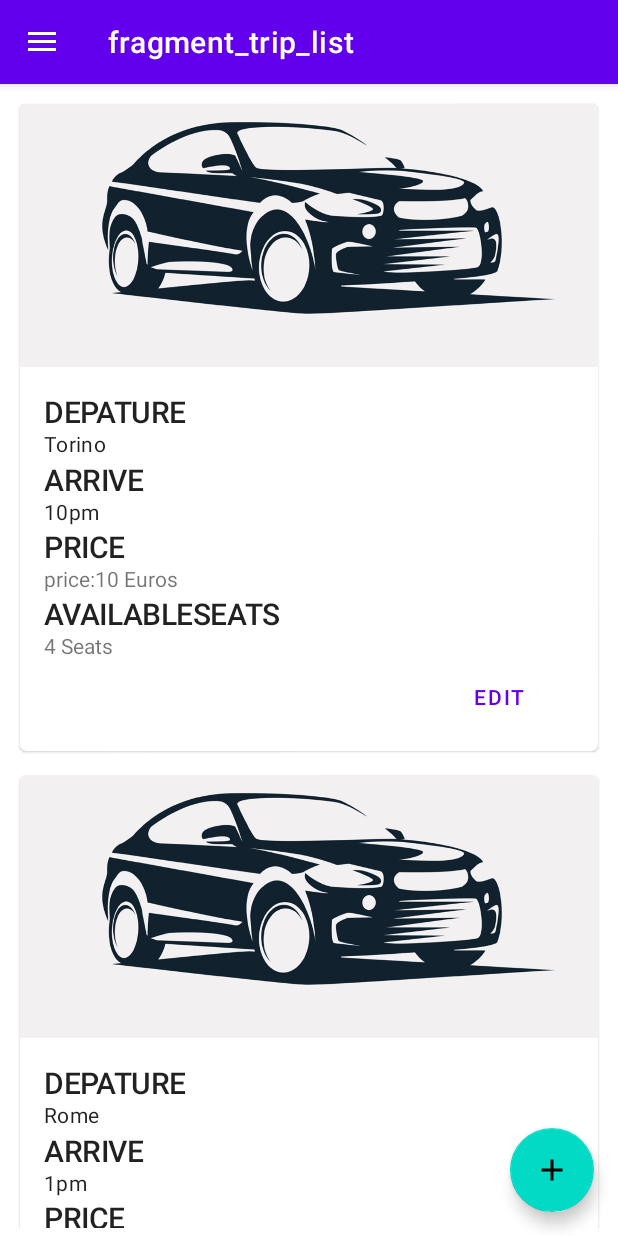
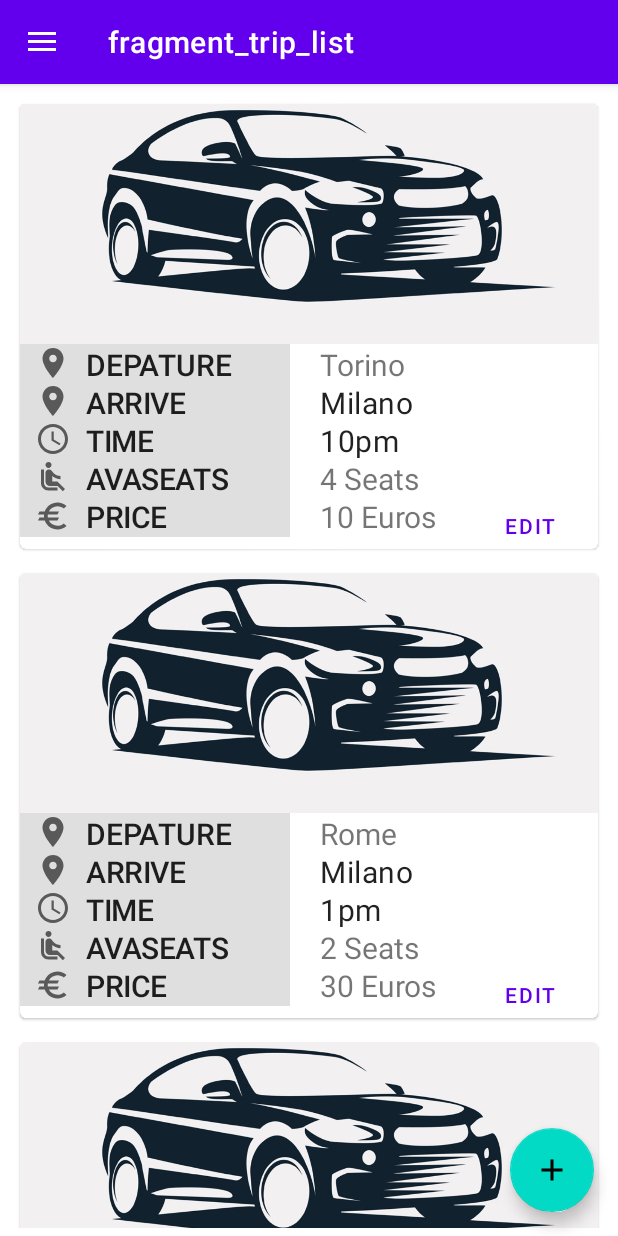
Before and after one commit to JuanPabloLoCoco/car-pooling, an Android app: the screen it shows after launch (MainActivity), in the side drawer, after a tap on "Trip List", on a phone screen of 412 x 824 dp. Run offline under Robolectric (Android 15) with nearby library versions, the phone set to English and light mode, and no system bars; our stand-ins replace navigation-ui.

Commit message:
add land for item

```diff
--- a/app/src/main/java/it/polito/mad/car_pooling/TripListFragment.kt
+++ b/app/src/main/java/it/polito/mad/car_pooling/TripListFragment.kt
@@ -48,20 +48,23 @@ class TripListFragment : Fragment() {
         reciclerView.layoutManager = LinearLayoutManager(requireContext())
 
         val trip1 = Trip(1)
-        trip1.price = "price:10 Euros"
+        trip1.price = "10 Euros"
         trip1.depAriLocation = "Torino"
+        trip1.arrLocation="Milano"
         trip1.depDateTime = "10pm"
         trip1.avaSeat = "4 Seats"
 
         val trip2 = Trip(2)
         trip2.price = "80 Euros"
         trip2.depAriLocation = "Milano"
+        trip2.arrLocation="Milano"
         trip2.depDateTime = "9pm"
         trip2.avaSeat = "5 Seats"
 
         val trip3 = Trip(3)
         trip3.price = "30 Euros"
         trip3.depAriLocation = "Rome"
+        trip3.arrLocation="Milano"
         trip3.depDateTime = "1pm"
         trip3.avaSeat = "2 Seats"
 
@@ -85,6 +88,7 @@ class TripListFragment : Fragment() {
 class TripCardAdapter (val tripList: List<Trip>, val context: Context): RecyclerView.Adapter<TripCardAdapter.TripCardViewHolder>() {
     class TripCardViewHolder(v: View): RecyclerView.ViewHolder (v) {
         val departureLocationView = v.findViewById<TextView>(R.id.depatureview)
+        val arriveLocationView = v.findViewById<TextView>(R.id.arriveview)
         val departureTimeView = v.findViewById<TextView>(R.id.timeview)
         val priceView = v.findViewById<TextView>(R.id.priceview)
         val availableSeatsView = v.findViewById<TextView>(R.id.tripAvailableSeatsField)
@@ -114,6 +118,7 @@ class TripCardAdapter (val tripList: List<Trip>, val context: Context): Recycler
         val selectedTrip: Trip = tripList[position]
 
         holder.departureLocationView.text = selectedTrip.depAriLocation
+        holder.arriveLocationView.text= selectedTrip.arrLocation
         holder.departureTimeView.text = selectedTrip.depDateTime
         holder.priceView.text = selectedTrip.price
         holder.availableSeatsView.text = selectedTrip.avaSeat
--- a/app/src/main/java/it/polito/mad/car_pooling/models/Trip.kt
+++ b/app/src/main/java/it/polito/mad/car_pooling/models/Trip.kt
@@ -8,6 +8,7 @@ data class Trip (var id: Int) {
     }
 
 
+    var arrLocation: String=""
     var depAriLocation: String = ""
     var depDateTime: String = ""
     var estDuration: String = ""
--- /dev/null
+++ b/app/src/main/res/layout-land/item_layout.xml
@@ -0,0 +1,181 @@
+<?xml version="1.0" encoding="utf-8"?>
+<com.google.android.material.card.MaterialCardView
+    style="style/widg"
+    xmlns:android="http://schemas.android.com/apk/res/android"
+    xmlns:app="http://schemas.android.com/apk/res-auto"
+    xmlns:tools="http://schemas.android.com/tools"
+    android:id="@+id/tripCard"
+    android:clickable="true"
+    android:focusable="true"
+    android:layout_width="670dp"
+    android:layout_height="wrap_content"
+
+    android:layout_margin="8dp">
+    <LinearLayout
+        android:layout_width="match_parent"
+        android:layout_height="match_parent"
+        android:orientation="horizontal">
+    <ImageView
+            android:id="@+id/imageview"
+            android:layout_width="210dp"
+
+           android:layout_marginHorizontal="16dp"
+            android:layout_height="140dp"
+            app:srcCompat="@drawable/car_default"
+            />
+    <LinearLayout
+        android:layout_width="match_parent"
+        android:layout_height="match_parent"
+        android:orientation="vertical"
+
+       >
+        <LinearLayout
+            android:layout_width="match_parent"
+            android:layout_height="25dp"
+            android:orientation="horizontal">
+         <TextView
+            android:id="@+id/list_title"
+            style="@style/TextAppearance.AppCompat.Title"
+            android:layout_width="160dp"
+            android:layout_height="25dp"
+            android:background="#20000000"
+            android:paddingLeft="10dp"
+            android:text="DEPATURE"
+             android:gravity="center_vertical"
+            android:drawableLeft="@drawable/ic_baseline_location_on_24"
+            />
+        <TextView
+            android:id="@+id/depatureview"
+            android:layout_width="150dp"
+            android:layout_height="25dp"
+            android:paddingLeft="10dp"
+            android:layout_marginLeft="10dp"
+            android:drawablePadding="10dp"
+            android:textSize="20sp"
+            android:text="Departure&amp;arrival"
+            />
+        </LinearLayout>
+        <LinearLayout
+            android:layout_width="match_parent"
+            android:layout_height="25dp"
+            android:orientation="horizontal">
+            <TextView
+                android:id="@+id/list_title1"
+                style="@style/TextAppearance.AppCompat.Title"
+                android:layout_width="160dp"
+                android:layout_height="25dp"
+                android:background="#20000000"
+                android:paddingLeft="10dp"
+                android:text="ARRIVE"
+                android:gravity="center_vertical"
+                android:drawableLeft="@drawable/ic_baseline_location_on_24"
+                />
+            <TextView
+                android:id="@+id/arriveview"
+                android:layout_width="150dp"
+                android:layout_height="25dp"
+                android:paddingLeft="10dp"
+                android:layout_marginLeft="10dp"
+                android:drawablePadding="10dp"
+                android:textSize="20sp"
+                android:text="Departure&amp;arrival"
+                />
+        </LinearLayout>
+        <LinearLayout
+            android:layout_width="match_parent"
+            android:layout_height="25dp"
+            android:orientation="horizontal">
+            <TextView
+                android:id="@+id/list_title2"
+                style="@style/TextAppearance.AppCompat.Title"
+                android:layout_width="160dp"
+                android:layout_height="25dp"
+                android:background="#20000000"
+                android:paddingLeft="10dp"
+                android:text="TIME"
+                android:gravity="center_vertical"
+                android:drawableLeft="@drawable/ic_baseline_location_on_24"
+                />
+            <TextView
+                android:id="@+id/timeview"
+                android:layout_width="150dp"
+                android:layout_height="25dp"
+                android:paddingLeft="10dp"
+                android:layout_marginLeft="10dp"
+                android:drawablePadding="10dp"
+                android:textSize="20sp"
+                android:text="Departure&amp;arrival"
+                />
+        </LinearLayout>
+        <LinearLayout
+            android:layout_width="match_parent"
+            android:layout_height="25dp"
+            android:orientation="horizontal">
+            <TextView
+                android:id="@+id/list_title3"
+                style="@style/TextAppearance.AppCompat.Title"
+                android:layout_width="160dp"
+                android:layout_height="25dp"
+                android:background="#20000000"
+                android:paddingLeft="10dp"
+                android:text="AVASEATS"
+                android:gravity="center_vertical"
+                android:drawableLeft="@drawable/ic_baseline_location_on_24"
+                />
+            <TextView
+                android:id="@+id/tripAvailableSeatsField"
+                android:layout_width="150dp"
+                android:layout_height="25dp"
+                android:paddingLeft="10dp"
+                android:layout_marginLeft="10dp"
+                android:drawablePadding="10dp"
+                android:textSize="20sp"
+                android:text="Departure&amp;arrival"
+                />
+        </LinearLayout>
+        <LinearLayout
+            android:layout_width="match_parent"
+            android:layout_height="40dp"
+            android:orientation="horizontal">
+            <TextView
+                android:id="@+id/list_title4"
+                style="@style/TextAppearance.AppCompat.Title"
+                android:layout_width="160dp"
+                android:layout_height="match_parent"
+                android:background="#20000000"
+                android:paddingLeft="10dp"
+                android:text="PRICE"
+                android:gravity="center_vertical"
+                android:drawableLeft="@drawable/ic_baseline_location_on_24"
+                />
+            <TextView
+                android:id="@+id/priceview"
+                android:layout_width="150dp"
+                android:layout_height="30dp"
+                android:paddingLeft="10dp"
+                android:layout_marginLeft="10dp"
+                android:drawablePadding="10dp"
+                android:textSize="20sp"
+                android:text="Departure&amp;arrival"
+                />
+
+            <com.google.android.material.button.MaterialButton
+                android:id="@+id/tripCardEditTripButton"
+                style="?attr/borderlessButtonStyle"
+                android:layout_width="100dp"
+                android:layout_height="wrap_content"
+                android:layout_gravity="right"
+
+                android:text="Edit" />
+        </LinearLayout>
+    </LinearLayout>
+
+
+
+
+    </LinearLayout>
+
+
+
+
+</com.google.android.material.card.MaterialCardView>
--- a/app/src/main/res/layout/fragment_trip_list.xml
+++ b/app/src/main/res/layout/fragment_trip_list.xml
@@ -13,11 +13,15 @@
         android:layout_width="match_parent"
         android:layout_height="match_parent"
         >
-        <TextView
-            android:id="@+id/empty_triplist"
-            android:layout_width="wrap_content"
-            android:layout_height="wrap_content"
-            android:text="empty_triplist" />
+
+    <TextView
+        android:id="@+id/empty_triplist"
+        android:layout_width="162dp"
+        android:layout_height="51dp"
+        android:layout_gravity="center"
+        android:textStyle="bold"
+        android:text="empty_triplist"
+        android:textSize="20dp" />
 
         <androidx.recyclerview.widget.RecyclerView
             android:id="@+id/rv"
--- a/app/src/main/res/layout/item_layout.xml
+++ b/app/src/main/res/layout/item_layout.xml
@@ -9,93 +9,178 @@
     android:focusable="true"
     android:layout_width="match_parent"
     android:layout_height="wrap_content"
+    android:orientation="vertical"
     android:layout_margin="8dp">
 
     <LinearLayout
-        android:layout_width="match_parent"
+        android:layout_width="wrap_content"
         android:layout_height="match_parent"
         android:orientation="vertical">
 
         <ImageView
             android:id="@+id/imageview"
             android:layout_width="match_parent"
-            android:layout_height="175dp"
-
+            android:layout_height="160dp"
             android:scaleType="centerCrop"
             app:srcCompat="@drawable/car_default" />
+        <LinearLayout
+            android:layout_width="match_parent"
+            android:layout_height="25dp"
+            android:orientation="horizontal"
+            android:outlineSpotShadowColor="@color/lightGrayColor">
+            <TextView
+                android:id="@+id/list_title"
+                style="@style/TextAppearance.AppCompat.Title"
+                android:layout_width="180dp"
+                android:layout_height="25dp"
+                android:background="#20000000"
+                android:drawablePadding="10dp"
+                android:paddingLeft="10dp"
+                android:text="DEPATURE"
+
+                android:gravity="center_vertical"
+                android:drawableLeft="@drawable/ic_baseline_location_on_24"
+
+                 />
+            <TextView
+                android:id="@+id/depatureview"
+                android:layout_width="150dp"
+                android:layout_height="25dp"
+                android:gravity="center_vertical"
+                android:paddingLeft="10dp"
+                android:layout_marginLeft="10dp"
+                android:drawablePadding="10dp"
+                android:textSize="20sp"
+                android:text="Departure&amp;arrival"
+                 />
+        </LinearLayout>
+        <LinearLayout
+            android:layout_width="match_parent"
+            android:layout_height="25dp"
+            android:orientation="horizontal"
+            android:outlineSpotShadowColor="@color/lightGrayColor">
+            <TextView
+                android:id="@+id/list_title1"
+                style="@style/TextAppearance.AppCompat.Title"
+                android:layout_width="180dp"
+                android:layout_height="wrap_content"
+                android:drawablePadding="10dp"
+                android:gravity="center_vertical"
+                android:paddingLeft="10dp"
+                android:text="ARRIVE"
+                android:background="#20000000"
+                android:drawableLeft="@drawable/ic_baseline_location_on_24"
+
+                android:textAppearance="?attr/textAppearanceHeadline1" />
+
+            <TextView
+                android:id="@+id/arriveview"
+                android:layout_width="150dp"
+                android:layout_height="25dp"
+                android:gravity="center_vertical"
+                android:paddingLeft="10dp"
+                android:layout_marginLeft="10dp"
+                android:drawablePadding="10dp"
+                android:textSize="20sp"
+                android:text="Departure&amp;arrival"
+                android:textAppearance="?attr/textAppearanceBody2" />
+        </LinearLayout>
+        <LinearLayout
+            android:layout_width="match_parent"
+            android:layout_height="25dp"
+            android:orientation="horizontal"
+            android:outlineSpotShadowColor="@color/lightGrayColor">
+            <TextView
+                android:id="@+id/list_title2"
+                style="@style/TextAppearance.AppCompat.Title"
+                android:layout_width="180dp"
+                android:layout_height="25dp"
+                android:text="TIME"
+                android:drawablePadding="10dp"
+                android:gravity="center_vertical"
+                android:paddingLeft="10dp"
+                android:background="#20000000"
+                android:drawableLeft="@drawable/ic_baseline_access_time_24"
+                android:textAppearance="?attr/textAppearanceHeadline1" />
+
+            <TextView
+                android:id="@+id/timeview"
+                android:layout_width="150dp"
+                android:layout_height="25dp"
+                android:gravity="center_vertical"
+                android:paddingLeft="10dp"
+                android:layout_marginLeft="10dp"
+                android:drawablePadding="10dp"
+                android:textSize="20sp"
+                android:text="Departure date&amp;time"
+                android:textAppearance="?attr/textAppearanceBody2" />
+        </LinearLayout>
 
         <LinearLayout
             android:layout_width="match_parent"
-            android:layout_height="256dp"
-            android:orientation="vertical"
-            android:outlineSpotShadowColor="@color/lightGrayColor"
-            android:padding="16dp"
-
-            >
+            android:layout_height="25dp"
+            android:orientation="horizontal"
+            android:outlineSpotShadowColor="@color/lightGrayColor">
             <TextView
-                android:id="@+id/list_title"
-                android:layout_width="150dp"
+                android:id="@+id/list_title4"
+                style='@style/TextAppearance.AppCompat.Title'
+                android:layout_width="180dp"
                 android:layout_height="25dp"
-                android:text="DEPATURE"
-                style="@style/TextAppearance.AppCompat.Title"
+                android:text="AVASEATS"
+                android:drawablePadding="10dp"
+                android:gravity="center_vertical"
+                android:paddingLeft="10dp"
+                android:background="#20000000"
+                android:drawableLeft="@drawable/ic_baseline_airline_seat_recline_normal_24"
                 android:textAppearance="?attr/textAppearanceHeadline1" />
 
             <TextView
-                android:id="@+id/depatureview"
+                android:id="@+id/tripAvailableSeatsField"
                 android:layout_width="150dp"
-                android:layout_height="20dp"
-                android:text="Departure&amp;arrival"
-                android:textAppearance="?attr/textAppearanceBody2" />
+                android:layout_height="25dp"
+                android:gravity="center_vertical"
+                android:paddingLeft="10dp"
+                android:layout_marginLeft="10dp"
+                android:drawablePadding="10dp"
+                android:textSize="20sp"
+                android:text="Avaiable Seats" />
+     </LinearLayout>
+        <LinearLayout
+            android:layout_width="match_parent"
+            android:layout_height="35dp"
+            android:orientation="horizontal"
+            android:outlineSpotShadowColor="@color/lightGrayColor">
+            <TextView
+                android:id="@+id/list_title3"
+                style='@style/TextAppearance.AppCompat.Title'
+                android:drawableLeft="@drawable/ic_baseline_euro_24"
+                android:layout_width="180dp"
+                android:layout_height="wrap_content"
+                android:drawablePadding="10dp"
+                android:gravity="center_vertical"
+                android:paddingLeft="10dp"
+                android:background="#20000000"
+                android:text="PRICE"
+                android:textAppearance="?attr/textAppearanceHeadline1" />
 
             <TextView
-                android:id="@+id/list_title1"
-                android:layout_width="150dp"
-                android:layout_height="25dp"
-                android:text="ARRIVE"
-                style="@style/TextAppearance.AppCompat.Title"
-                android:textAppearance="?attr/textAppearanceHeadline1"/>
-
-            <TextView
-                android:id="@+id/timeview"
-                android:layout_width="wrap_content"
+                android:id="@+id/priceview"
+                android:layout_width="100dp"
                 android:layout_height="wrap_content"
-                android:text="Departure date&amp;time"
-                android:textAppearance="?attr/textAppearanceBody2" />
-            <TextView
-                android:id="@+id/list_title2"
-                android:layout_width="150dp"
-                android:layout_height="25dp"
-                android:text="PRICE"
-                style='@style/TextAppearance.AppCompat.Title'
-                android:textAppearance="?attr/textAppearanceHeadline1"/>
-            <TextView
-                android:id="@+id/priceview"
-                android:layout_width="wrap_content"
-                android:layout_height="wrap_content"
+                android:gravity="center_vertical"
+                android:paddingLeft="10dp"
+                android:layout_marginLeft="10dp"
+                android:drawablePadding="10dp"
+                android:textSize="20sp"
                 android:text="Price" />
-            <TextView
-                android:id="@+id/list_title3"
-                android:layout_width="160dp"
-                android:layout_height="25dp"
-                android:text="AVAILABLESEATS"
-                style='@style/TextAppearance.AppCompat.Title'
-                android:textAppearance="?attr/textAppearanceHeadline1"/>
-
-            <TextView
-                android:id="@+id/tripAvailableSeatsField"
-                android:layout_width="wrap_content"
-                android:layout_height="wrap_content"
-                android:text="Avaiable Seats" />
-
             <com.google.android.material.button.MaterialButton
                 android:id="@+id/tripCardEditTripButton"
                 style="?attr/borderlessButtonStyle"
                 android:layout_width="100dp"
-                android:layout_height="49dp"
+                android:layout_height="wrap_content"
                 android:layout_gravity="right"
-                android:layout_marginBottom="8dp"
+
                 android:text="Edit" />
-
         </LinearLayout>
     </LinearLayout>
 
```
